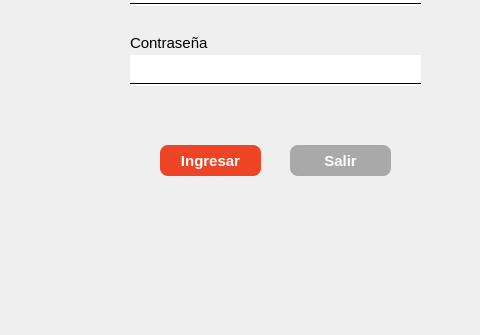
Above: project1/views/ui/login.ui from Alex300VA24/projectHotel before the change; both pictures show x 320 to 800 and y 265 to 600 of the 800 by 600 pixel window. Below: the same form after it.
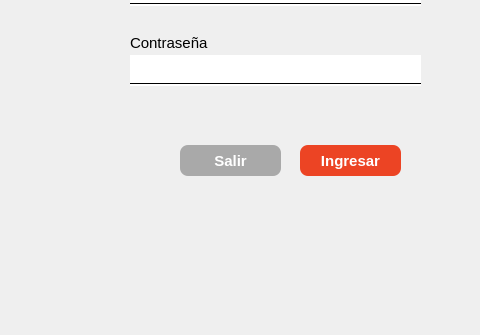
That is the form after the change. Icons and pictures are not drawn.

What changed in the file:
```diff
--- a/project1/views/ui/login.ui
+++ b/project1/views/ui/login.ui
@@ -74,7 +74,7 @@
    </property>
    <property name="geometry">
     <rect>
-     <x>480</x>
+     <x>620</x>
      <y>410</y>
      <width>101</width>
      <height>31</height>
@@ -263,7 +263,7 @@
   <widget class="QPushButton" name="btn_ingresar">
    <property name="geometry">
     <rect>
-     <x>610</x>
+     <x>500</x>
      <y>410</y>
      <width>101</width>
      <height>31</height>
```
Left out of the diff: 8 changed lines with no effect on the pictures.
